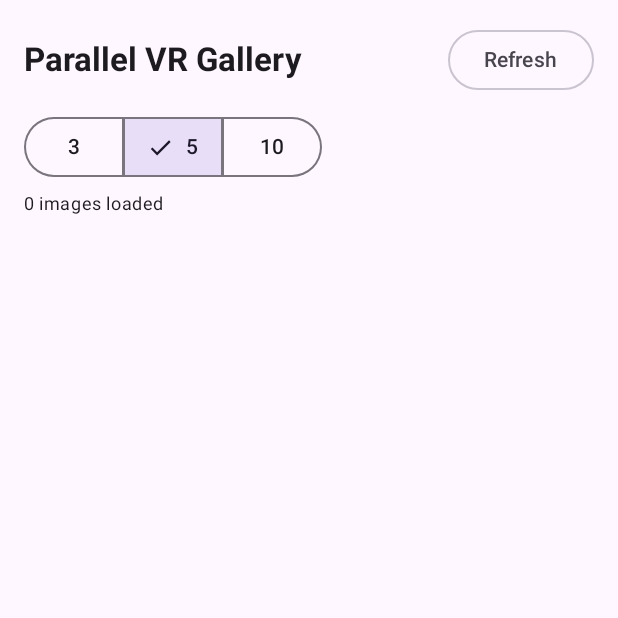
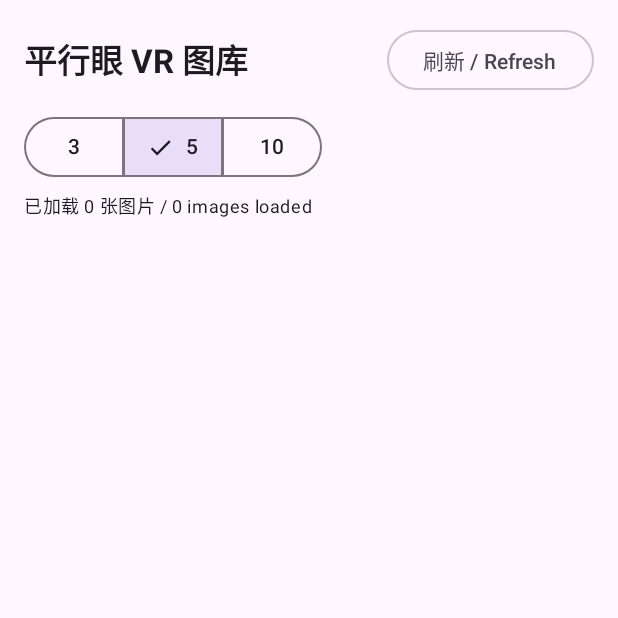
Before and after one commit to 7116-byte/ParallelVrGallery, an Android app built with Jetpack Compose: the screen it shows after launch (MainActivity), on a phone screen of 412 x 824 dp, the top half of it. Run offline under Robolectric (Android 15) with nearby library versions, the phone set to English and light mode, and no system bars; libraries missing offline, so code that uses them is left out: org.tensorflow.lite.

Commit message:
Add bilingual UI and third-party notices

```diff
--- a/app/src/main/java/com/local/parallelvrgallery/MainActivity.kt
+++ b/app/src/main/java/com/local/parallelvrgallery/MainActivity.kt
@@ -212,7 +212,7 @@ class GalleryViewModel(application: Application) : AndroidViewModel(application)
                     entries = entries,
                     states = photos.associate { photo -> photo.cacheKey to if (entries.containsKey(photo.cacheKey)) VrState.READY else VrState.NORMAL },
                     loading = false,
-                    message = "${photos.size} images loaded",
+                    message = "已加载 ${photos.size} 张图片 / ${photos.size} images loaded",
                 )
             }
         }
@@ -256,7 +256,7 @@ class GalleryViewModel(application: Application) : AndroidViewModel(application)
                 DebugExporter(context, cache).export(photo, entry)
             }
             if (result == null) {
-                _uiState.update { it.copy(message = "No READY cache for this image yet") }
+                _uiState.update { it.copy(message = "当前图片还没有可导出的 VR 缓存 / No READY cache yet") }
             } else {
                 val uri = FileProvider.getUriForFile(context, "${context.packageName}.fileprovider", result)
                 val intent = Intent(Intent.ACTION_SEND).apply {
@@ -264,8 +264,8 @@ class GalleryViewModel(application: Application) : AndroidViewModel(application)
                     putExtra(Intent.EXTRA_STREAM, uri)
                     addFlags(Intent.FLAG_GRANT_READ_URI_PERMISSION)
                 }
-                context.startActivity(Intent.createChooser(intent, "Export debug package"))
-                _uiState.update { it.copy(message = "Debug package created: ${result.name}") }
+                context.startActivity(Intent.createChooser(intent, "导出调试包 / Export debug package"))
+                _uiState.update { it.copy(message = "调试包已创建 / Debug package created: ${result.name}") }
             }
         }
     }
@@ -650,11 +650,11 @@ private fun PermissionScreen(onGrant: () -> Unit) {
         verticalArrangement = Arrangement.Center,
         horizontalAlignment = Alignment.CenterHorizontally,
     ) {
-        Text("Parallel VR Gallery", style = MaterialTheme.typography.headlineMedium, fontWeight = FontWeight.Bold)
+        Text("平行眼 VR 图库", style = MaterialTheme.typography.headlineMedium, fontWeight = FontWeight.Bold)
         Spacer(Modifier.height(12.dp))
-        Text("Allow image access to browse your gallery and build local parallel-eye VR cache.")
+        Text("授权读取图片后，可以浏览系统相册，并在本地生成平行眼 SBS VR 缓存。\nAllow image access to browse your gallery and build local parallel-eye VR cache.")
         Spacer(Modifier.height(20.dp))
-        Button(onClick = onGrant) { Text("Grant image access") }
+        Button(onClick = onGrant) { Text("授权图片访问 / Grant access") }
     }
 }
 
@@ -669,8 +669,8 @@ private fun GalleryScreen(
         topBar = {
             Column(Modifier.fillMaxWidth().padding(16.dp)) {
                 Row(verticalAlignment = Alignment.CenterVertically) {
-                    Text("Parallel VR Gallery", style = MaterialTheme.typography.titleLarge, fontWeight = FontWeight.Bold, modifier = Modifier.weight(1f))
-                    OutlinedButton(onClick = onRefresh) { Text("Refresh") }
+                    Text("平行眼 VR 图库", style = MaterialTheme.typography.titleLarge, fontWeight = FontWeight.Bold, modifier = Modifier.weight(1f))
+                    OutlinedButton(onClick = onRefresh) { Text("刷新 / Refresh") }
                 }
                 Spacer(Modifier.height(10.dp))
                 WindowSelector(state.prefetchWindow, onWindowChanged)
@@ -769,7 +769,7 @@ private fun ViewerScreen(
             modifier = Modifier.align(Alignment.TopStart).fillMaxWidth().background(androidx.compose.ui.graphics.Color(0x99000000)).padding(10.dp),
             verticalAlignment = Alignment.CenterVertically,
         ) {
-            OutlinedButton(onClick = onClose) { Text("Back") }
+            OutlinedButton(onClick = onClose) { Text("返回 / Back") }
             Spacer(Modifier.width(8.dp))
             Text(
                 text = state.photos.getOrNull(pagerState.currentPage)?.displayName.orEmpty(),
@@ -780,7 +780,7 @@ private fun ViewerScreen(
             )
             Button(onClick = { onVr(pagerState.currentPage) }) { Text("VR") }
             Spacer(Modifier.width(8.dp))
-            OutlinedButton(onClick = { onExportDebug(pagerState.currentPage) }) { Text("Debug") }
+            OutlinedButton(onClick = { onExportDebug(pagerState.currentPage) }) { Text("调试 / Debug") }
         }
         Column(
             modifier = Modifier.align(Alignment.BottomStart).fillMaxWidth().background(androidx.compose.ui.graphics.Color(0x99000000)).padding(10.dp),
@@ -789,7 +789,7 @@ private fun ViewerScreen(
             val current = state.photos.getOrNull(pagerState.currentPage)
             if (current != null) {
                 Text(
-                    text = "State: ${state.states[current.cacheKey] ?: VrState.NORMAL}   ${pagerState.currentPage + 1}/${state.photos.size}",
+                    text = "状态 / State: ${state.states[current.cacheKey] ?: VrState.NORMAL}   ${pagerState.currentPage + 1}/${state.photos.size}",
                     color = androidx.compose.ui.graphics.Color.White,
                     style = MaterialTheme.typography.bodySmall,
                 )
@@ -813,9 +813,9 @@ private fun StatusOverlay(state: VrState, onRetry: () -> Unit) {
             Spacer(Modifier.height(12.dp))
             Text(state.name, color = androidx.compose.ui.graphics.Color.White)
         } else if (state == VrState.FAILED) {
-            Text("Generation failed", color = androidx.compose.ui.graphics.Color.White)
+            Text("生成失败 / Generation failed", color = androidx.compose.ui.graphics.Color.White)
             Spacer(Modifier.height(12.dp))
-            Button(onClick = onRetry) { Text("Retry") }
+            Button(onClick = onRetry) { Text("重试 / Retry") }
         }
     }
 }
--- a/app/src/main/res/values/strings.xml
+++ b/app/src/main/res/values/strings.xml
@@ -1,3 +1,3 @@
 <resources>
-    <string name="app_name">Parallel VR Gallery</string>
+    <string name="app_name">平行眼 VR 图库 / Parallel VR Gallery</string>
 </resources>
```
Also changed, not shown: 3 other files.
